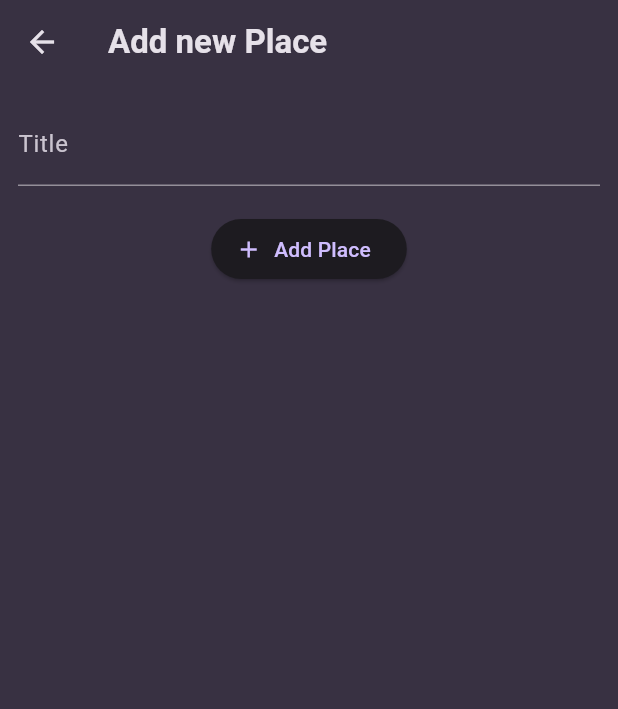
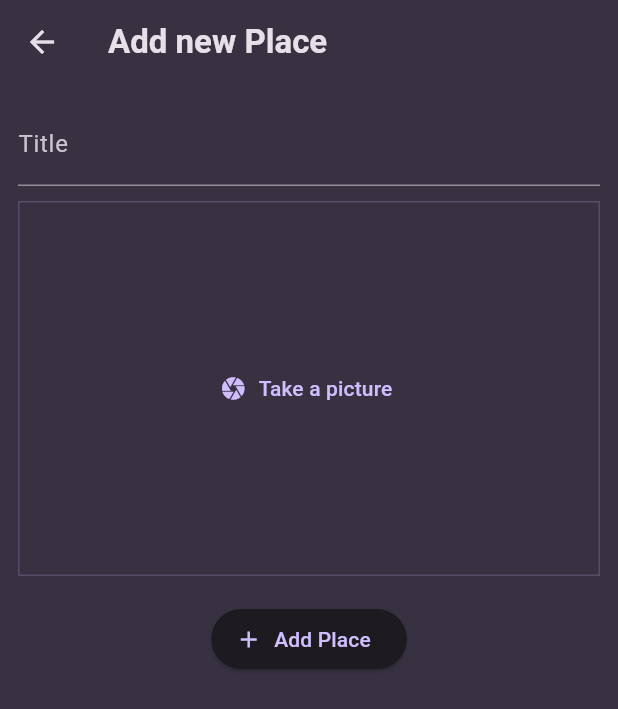
Before and after one commit to Bicball/favorite_places, a Flutter app: the AddPlaceView screen opened directly, on a phone screen of 412 x 824 dp. Shown: the top 709 px of the screen. Run offline on Flutter 3.47's test engine with Material 3 defaults, Android fonts, the phone set to English and light mode, and no system bars; our stand-ins replace flutter_riverpod, google_fonts.

Commit message:
Implementacao de tela e recursos para uso do imagepicker

```diff
--- a/lib/views/add_place.dart
+++ b/lib/views/add_place.dart
@@ -1,4 +1,5 @@
 import 'package:favorite_places/providers/user_places.dart';
+import 'package:favorite_places/widgets/image_input.dart';
 import 'package:flutter/material.dart';
 import 'package:flutter_riverpod/flutter_riverpod.dart';
 
@@ -49,6 +50,10 @@ class _AddPlaceViewState extends ConsumerState<AddPlaceView>{
                 style: TextStyle(color: Theme.of(context).colorScheme.onSurface,)
               ),
 
+              const SizedBox(height: 10),
+
+              ImageInput(),
+
               const SizedBox(height: 18),
 
               ElevatedButton.icon(
--- /dev/null
+++ b/lib/widgets/image_input.dart
@@ -0,0 +1,36 @@
+import 'package:flutter/material.dart';
+
+class ImageInput extends StatefulWidget{
+  const ImageInput({super.key});
+
+  @override
+  State<StatefulWidget> createState() {
+    return _ImageInputState();
+  }
+}
+
+class _ImageInputState extends State<ImageInput> {
+
+  void _takePicture(){
+
+  }
+
+  @override
+  Widget build(BuildContext context) {
+    return Container(
+      decoration: BoxDecoration(
+        border: Border.all(
+            width: 1,
+            color: Theme.of(context).colorScheme.primary.withOpacity(0.2),)
+        ),
+      height: 250,
+      width: double.infinity,
+      alignment: Alignment.center,
+      child: TextButton.icon(
+          icon: const Icon(Icons.camera),
+          label: const Text('Take a picture'),
+          onPressed: _takePicture,
+      ),
+    );
+  }
+}
--- a/pubspec.yaml
+++ b/pubspec.yaml
@@ -38,6 +38,7 @@ dependencies:
   google_fonts: ^6.2.1
   uuid: ^4.5.1
   flutter_riverpod: ^2.6.1
+  image_picker: ^1.1.2
 
 dev_dependencies:
   flutter_test:
```
Also changed, not shown: pubspec.lock.
